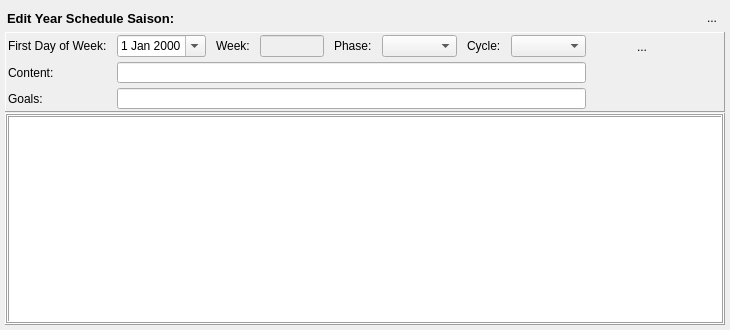
Qt form dialog_addweek.ui (Tria-Andy/WorkoutEditor) before a commit.
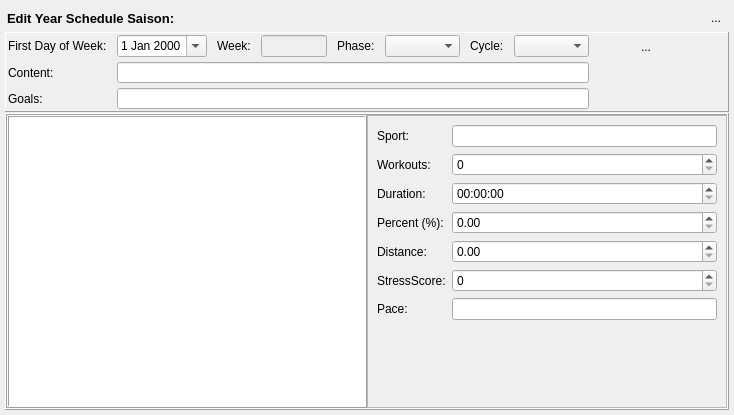
The same form after that commit. Icons and pictures are not drawn.

Diff of the .ui file:
```diff
--- a/dialog_addweek.ui
+++ b/dialog_addweek.ui
@@ -6,8 +6,8 @@
    <rect>
     <x>0</x>
     <y>0</y>
-    <width>730</width>
-    <height>330</height>
+    <width>734</width>
+    <height>415</height>
    </rect>
   </property>
   <property name="sizePolicy">
@@ -431,7 +431,7 @@
        <number>0</number>
       </property>
       <item>
-       <widget class="QTableView" name="tableView_sportValues">
+       <widget class="QTableWidget" name="tableWidget_sportValues">
         <property name="minimumSize">
          <size>
           <width>0</width>
@@ -446,6 +446,88 @@
         </property>
        </widget>
       </item>
+      <item>
+       <widget class="QFrame" name="frame">
+        <property name="frameShape">
+         <enum>QFrame::StyledPanel</enum>
+        </property>
+        <property name="frameShadow">
+         <enum>QFrame::Raised</enum>
+        </property>
+        <layout class="QFormLayout" name="formLayout">
+         <item row="1" column="1">
+          <widget class="QSpinBox" name="spinBox_workouts"/>
+         </item>
+         <item row="6" column="1">
+          <widget class="QLineEdit" name="lineEdit_pace"/>
+         </item>
+         <item row="2" column="1">
+          <widget class="QTimeEdit" name="timeEdit_duration"/>
+         </item>
+         <item row="3" column="1">
+          <widget class="QDoubleSpinBox" name="doubleSpinBox_percent"/>
+         </item>
+         <item row="4" column="1">
+          <widget class="QDoubleSpinBox" name="doubleSpinBox_distance"/>
+         </item>
+         <item row="5" column="1">
+          <widget class="QSpinBox" name="spinBox_stressScore"/>
+         </item>
+         <item row="1" column="0">
+          <widget class="QLabel" name="label_3">
+           <property name="text">
+            <string>Workouts:</string>
+           </property>
+          </widget>
+         </item>
+         <item row="2" column="0">
+          <widget class="QLabel" name="label_4">
+           <property name="text">
+            <string>Duration:</string>
+           </property>
+          </widget>
+         </item>
+         <item row="3" column="0">
+          <widget class="QLabel" name="label_5">
+           <property name="text">
+            <string>Percent (%):</string>
+           </property>
+          </widget>
+         </item>
+         <item row="4" column="0">
+          <widget class="QLabel" name="label_6">
+           <property name="text">
+            <string>Distance:</string>
+           </property>
+          </widget>
+         </item>
+         <item row="5" column="0">
+          <widget class="QLabel" name="label_7">
+           <property name="text">
+            <string>StressScore:</string>
+           </property>
+          </widget>
+         </item>
+         <item row="6" column="0">
+          <widget class="QLabel" name="label_8">
+           <property name="text">
+            <string>Pace:</string>
+           </property>
+          </widget>
+         </item>
+         <item row="0" column="1">
+          <widget class="QLineEdit" name="lineEdit_sportName"/>
+         </item>
+         <item row="0" column="0">
+          <widget class="QLabel" name="label_9">
+           <property name="text">
+            <string>Sport:</string>
+           </property>
+          </widget>
+         </item>
+        </layout>
+       </widget>
+      </item>
      </layout>
     </widget>
    </item>
```
